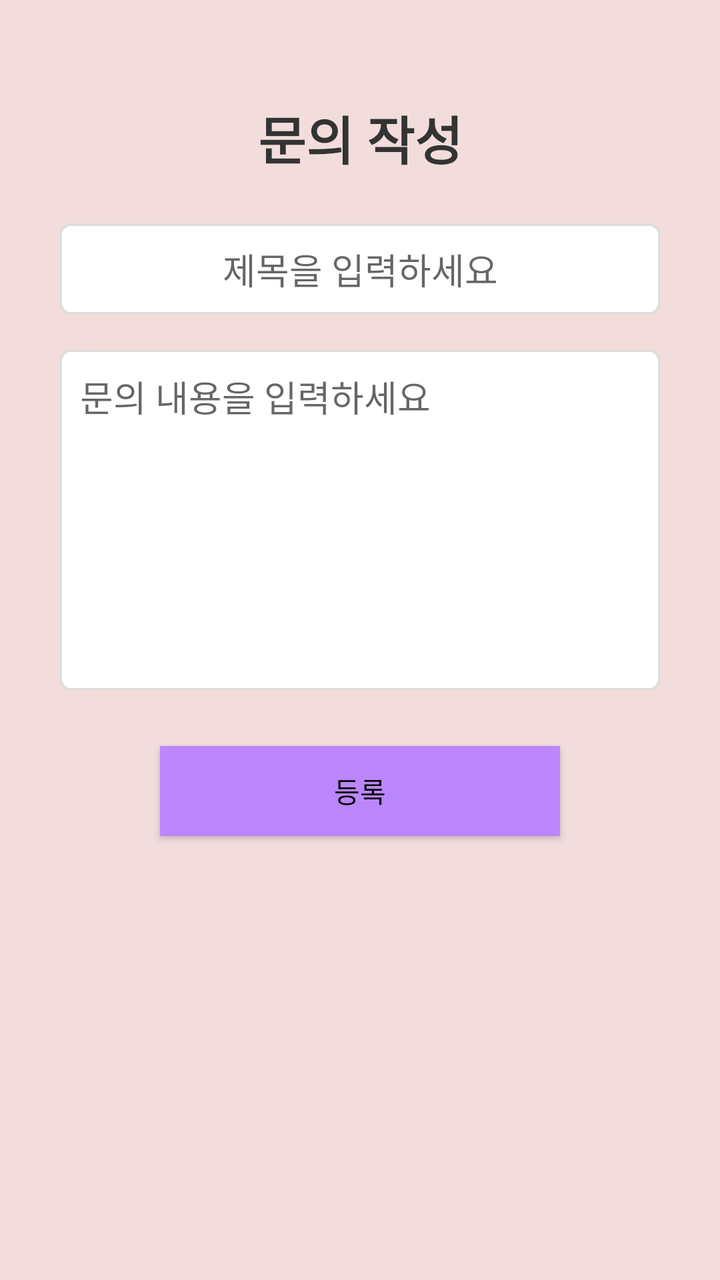
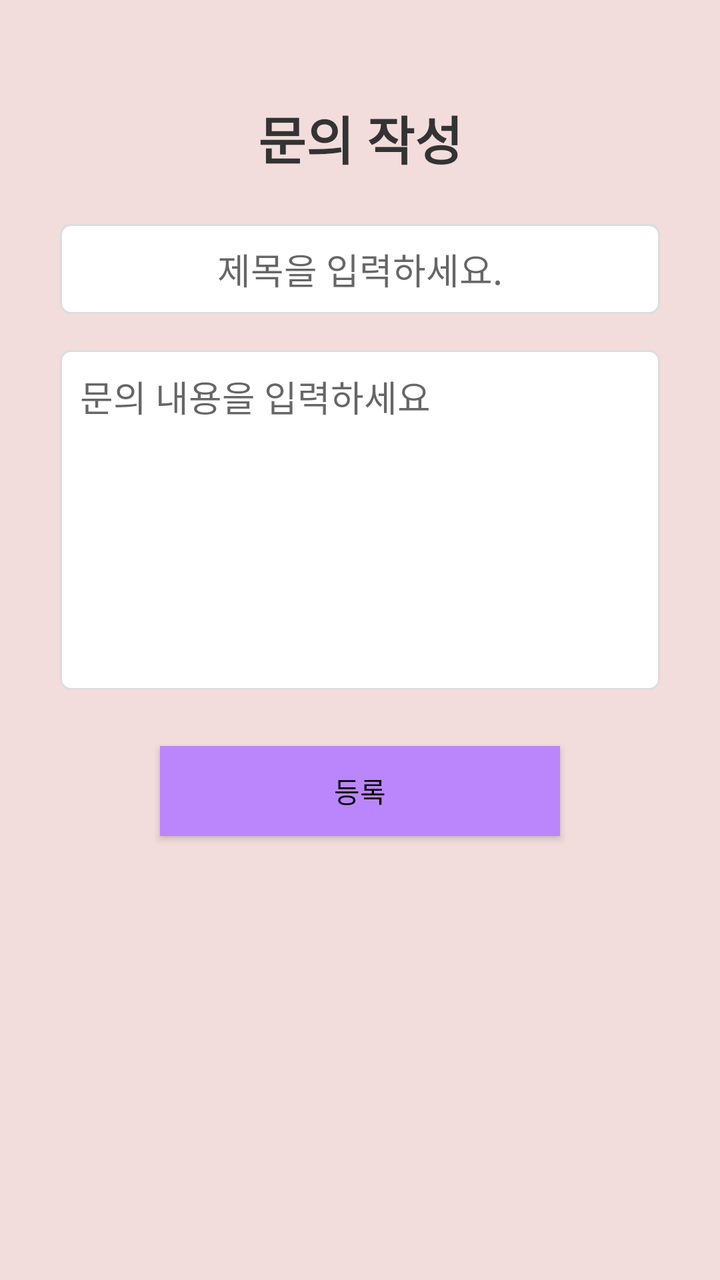

Screens rendered from an Android XML layout before and after an edit, with the pre-edit source and the edit as a unified diff.
<!-- AndroidManifest.xml: application theme Theme.DormApp -->
<!-- res/layout/fragment_inquiry_write.xml -->
<?xml version="1.0" encoding="utf-8"?>
<androidx.constraintlayout.widget.ConstraintLayout
    xmlns:android="http://schemas.android.com/apk/res/android"
    xmlns:app="http://schemas.android.com/apk/res-auto"
    android:layout_width="match_parent"
    android:layout_height="match_parent"
    android:background="#F2DCDC">

    
    <TextView
        android:id="@+id/tv_inquiry_write_title"
        android:layout_width="wrap_content"
        android:layout_height="wrap_content"
        android:text="문의 작성"
        android:textSize="26sp"
        android:textStyle="bold"
        android:textColor="#333333"
        app:layout_constraintTop_toTopOf="parent"
        app:layout_constraintStart_toStartOf="parent"
        app:layout_constraintEnd_toEndOf="parent"
        android:layout_marginTop="50dp" />

    
    <EditText
        android:id="@+id/et_inquiry_title"
        android:layout_width="0dp"
        android:layout_height="45dp"
        android:hint="제목을 입력하세요"
        android:background="@drawable/edit_white_border"
        android:textAlignment="center"
        android:inputType="text"
        app:layout_constraintTop_toBottomOf="@id/tv_inquiry_write_title"
        app:layout_constraintStart_toStartOf="parent"
        app:layout_constraintEnd_toEndOf="parent"
        android:layout_marginStart="30dp"
        android:layout_marginEnd="30dp"
        android:layout_marginTop="24dp" />

    
    <EditText
        android:id="@+id/et_inquiry_content"
        android:layout_width="0dp"
        android:layout_height="170dp"
        android:hint="문의 내용을 입력하세요"
        android:background="@drawable/edit_white_border"
        android:gravity="top|start"
        android:inputType="textMultiLine"
        android:padding="10dp"
        app:layout_constraintTop_toBottomOf="@id/et_inquiry_title"
        app:layout_constraintStart_toStartOf="parent"
        app:layout_constraintEnd_toEndOf="parent"
        android:layout_marginStart="30dp"
        android:layout_marginEnd="30dp"
        android:layout_marginTop="18dp" />

    
    <Button
        android:id="@+id/btn_inquiry_submit"
        android:layout_width="200dp"
        android:layout_height="45dp"
        android:background="@color/purple_200"
        android:text="등록"
        android:textColor="@color/black"
        app:layout_constraintTop_toBottomOf="@id/et_inquiry_content"
        app:layout_constraintStart_toStartOf="parent"
        app:layout_constraintEnd_toEndOf="parent"
        android:layout_marginTop="28dp" />

</androidx.constraintlayout.widget.ConstraintLayout>
<!-- resources referenced by this layout -->
<resources>
  <color name="black">#FF000000</color>
  <color name="purple_200">#FFBB86FC</color>
  <!-- drawable edit_white_border (drawable) -->
  <?xml version="1.0" encoding="utf-8"?>
  <shape xmlns:android="http://schemas.android.com/apk/res/android">
      <solid android:color="#FFFFFF"/>
      <stroke android:width="1dp" android:color="#DDDDDD"/>
      <corners android:radius="5dp"/>
  </shape>
  <style name="Theme.DormApp" parent="Theme.AppCompat.Light.NoActionBar">
      </style>
</resources>

<!-- the commit's change to res/layout/fragment_inquiry_write.xml (unified diff, before → after) -->
@@ -6,7 +6,6 @@
     android:layout_height="match_parent"
     android:background="#F2DCDC">
 
-    
     <TextView
         android:id="@+id/tv_inquiry_write_title"
         android:layout_width="wrap_content"
@@ -25,7 +24,7 @@
         android:id="@+id/et_inquiry_title"
         android:layout_width="0dp"
         android:layout_height="45dp"
-        android:hint="제목을 입력하세요"
+        android:hint="제목을 입력하세요."
         android:background="@drawable/edit_white_border"
         android:textAlignment="center"
         android:inputType="text"
